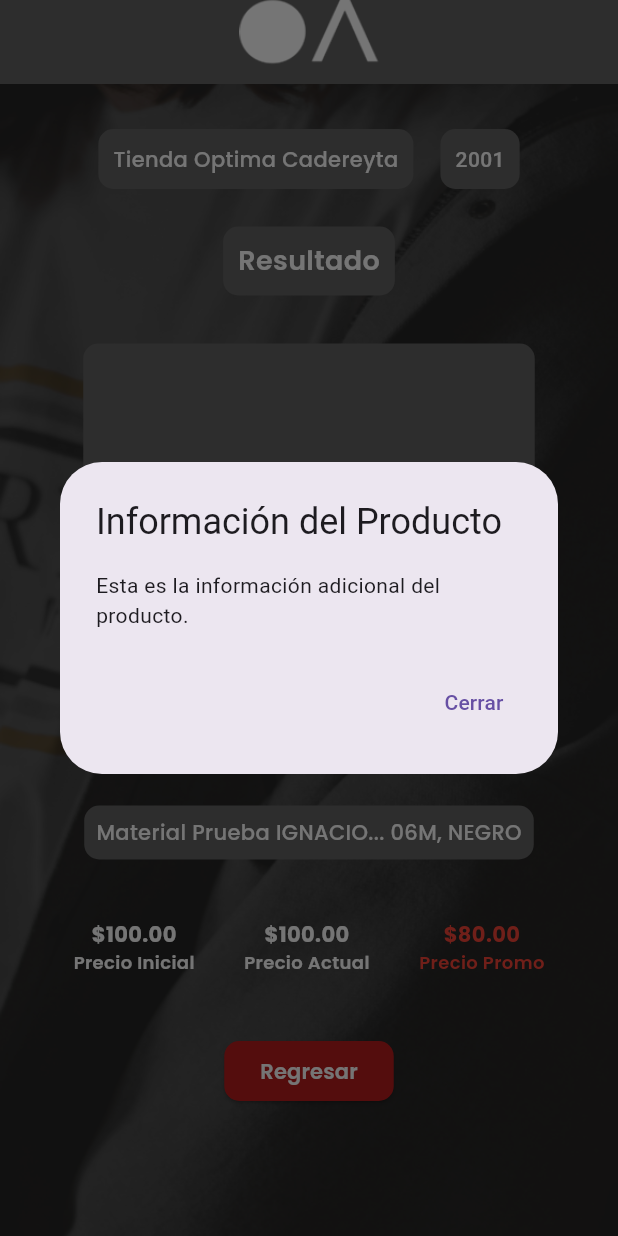
After one commit to joseortega-avante/optima, a Flutter app: the ResultScreen screen opened by its route, after a tap on the "info outline" icon, on a phone screen of 412 x 824 dp. The commit adds this screen. Run offline on Flutter 3.47's test engine with Material 3 defaults, Android fonts, the phone set to English and light mode, and no system bars; our stand-ins replace flutter_screenutil; missing offline and left inert: mobile_scanner; Roboto replaces fonts that are missing (Poppinss).

Commit message:
Added Result Page
New Result Page and more functionalities.

```diff
--- a/lib/main.dart
+++ b/lib/main.dart
@@ -1,6 +1,8 @@
 import 'package:flutter/material.dart';
+import 'package:optima/result_screen.dart';
 import 'welcome_screen.dart';
 import 'dart:io';
+import 'package:flutter_screenutil/flutter_screenutil.dart';
 
 class MyHttpOverrides extends HttpOverrides {
   @override
@@ -20,11 +22,16 @@ class MyApp extends StatelessWidget {
 
   @override
   Widget build(BuildContext context) {
+    return ScreenUtilInit(
+      designSize: const Size(393, 835), // Tamaño base del diseño
+      minTextAdapt: true, // Escala automáticamente el tamaño de texto
+      builder: (context, child) {
         return MaterialApp(
           title: 'Mi Aplicación',
           initialRoute: '/',
           routes: {
             '/': (context) => const WelcomeScreen(),
+            '/result': (context) => const ResultScreen(barcodeValue: ''),
           },
           onUnknownRoute: (settings) {
             return MaterialPageRoute(
@@ -52,5 +59,7 @@ class MyApp extends StatelessWidget {
             );
           },
         );
+      },
+    );
   }
 }
--- a/lib/main_screen.dart
+++ b/lib/main_screen.dart
@@ -1,3 +1,4 @@
+import 'result_screen.dart';
 import 'package:flutter/material.dart';
 import 'package:mobile_scanner/mobile_scanner.dart';
 
@@ -39,8 +40,13 @@ class MainScreenState extends State<MainScreen> {
               if (barcodes.isNotEmpty) {
                 final String code = barcodes.first.rawValue ?? 'Código no detectado';
                 Navigator.pop(context); // Cierra el escáner después de detectar un código
-                ScaffoldMessenger.of(context).showSnackBar(
-                  SnackBar(content: Text('Código escaneado: $code')),
+                Navigator.push(
+                  context,
+                  MaterialPageRoute(
+                    builder: (context) => ResultScreen(
+                       barcodeValue: code,
+                    ),
+                  ),
                 );
               }
             },
@@ -79,10 +85,15 @@ class MainScreenState extends State<MainScreen> {
             ),
             TextButton(
               onPressed: () {
-                setState(() {
-                  codigoIngresado = codigoController.text;
-                });
                 Navigator.of(context).pop(); // Cerrar el diálogo
+                Navigator.push(
+                  context,
+                  MaterialPageRoute(
+                    builder: (context) => const ResultScreen(
+                       barcodeValue: '',
+                    ),
+                  ),
+                );
               },
               child: const Text('Aceptar'),
             ),
@@ -206,7 +217,7 @@ class MainScreenState extends State<MainScreen> {
                   padding: const EdgeInsets.only(bottom: 40),
                   child: IconButton(
                     onPressed: () {
-                      // Acción para cerrar sesión
+                      //Logica
                     },
                     icon: const Icon(
                       Icons.logout,
--- /dev/null
+++ b/lib/result_screen.dart
@@ -0,0 +1,302 @@
+import 'package:flutter/material.dart';
+
+class ResultScreen extends StatefulWidget {
+  final String barcodeValue;
+
+  const ResultScreen({super.key, required this.barcodeValue});
+
+  @override
+  ResultScreenState createState() => ResultScreenState();
+}
+
+class ResultScreenState extends State<ResultScreen> {
+  @override
+  Widget build(BuildContext context) {
+    return Scaffold(
+      appBar: AppBar(
+        backgroundColor: Colors.grey.shade700,
+        centerTitle: true,
+        automaticallyImplyLeading: false,
+        title: Padding(
+          padding: const EdgeInsets.only(bottom: 15),
+          child: Image.asset(
+            'assets/images/logo_content.png',
+            height: 45,
+          ),
+        ),
+      ),
+      body: Stack(
+        children: [
+          // Imagen de fondo
+          Image.asset(
+            'assets/images/background.png',
+            width: double.infinity,
+            height: double.infinity,
+            fit: BoxFit.cover,
+          ),
+          // Contenido de la pantalla
+          Column(
+            children: [
+              // Fila con 'Tienda Optima Cadereyta' y '2001'
+              Padding(
+                padding: const EdgeInsets.only(top: 30),
+                child: Row(
+                  mainAxisAlignment: MainAxisAlignment.center,
+                  children: [
+                    Container(
+                      padding: const EdgeInsets.all(10),
+                      decoration: BoxDecoration(
+                        color: Colors.grey.shade700,
+                        borderRadius: BorderRadius.circular(10)
+                      ),
+                      child: const Text(
+                        'Tienda Optima Cadereyta',
+                        style: TextStyle(
+                          color: Colors.white,
+                          fontFamily: 'Poppins',
+                          fontWeight: FontWeight.w500,
+                          fontSize: 14,
+                        ),
+                      ),
+                    ),
+                    const SizedBox(width: 8.0),
+                    Container(
+                      margin: const EdgeInsets.only(left: 10),
+                      padding: const EdgeInsets.all(10),
+                      decoration: BoxDecoration(
+                        color: Colors.grey.shade700,
+                        borderRadius: BorderRadius.circular(10)
+                      ),
+                      child: const Text(
+                        '2001',
+                        style: TextStyle(
+                          color: Colors.white,
+                          fontFamily: 'Poppinss',
+                          fontWeight: FontWeight.w500,
+                          fontSize: 14,
+                        ),
+                      ),
+                    ),
+                  ],
+                ),
+              ),
+              // Fila con 'Resultado'
+              Padding(
+                padding: const EdgeInsets.only(top: 20, bottom: 16.0),
+                child: Container (
+                  margin: const EdgeInsets.only(top: 5),
+                  padding: const EdgeInsets.all(10),
+                  decoration: BoxDecoration(
+                    color: Colors.grey.shade700,
+                    borderRadius: BorderRadius.circular(10)
+                  ),
+                  child: const Text(
+                    'Resultado',
+                    style: TextStyle(
+                      color: Colors.white,
+                      fontFamily: 'Poppins',
+                      fontWeight: FontWeight.w600,
+                      fontSize: 18,
+                    ),
+                  ),
+                  ),
+              ),
+              // Resto del contenido
+              Expanded(
+                child: Padding(
+                  padding: const EdgeInsets.all(16.0),
+                  child: Column(
+                    crossAxisAlignment: CrossAxisAlignment.center,
+                    children: [
+                      Container(
+                        width: 301,
+                        height: 248,
+                        decoration: BoxDecoration(
+                          color: Colors.grey.shade700,
+                          borderRadius: BorderRadius.circular(10)
+                        ),
+                        child: Stack(
+                          children: [
+                            // Texto centrado dentro del contenedor
+                            Center(
+                              child: Text(
+                                'HOLA',
+                                style: TextStyle(
+                                  color: Colors.grey.shade700,
+                                ),
+                              ),
+                            ),
+                            // Ícono de información en la esquina inferior derecha
+                            Positioned(
+                              bottom: 10,
+                              right: 10,
+                              child: GestureDetector(
+                                onTap: () {
+                                  showAdditionalInfo();
+                                },
+                                child: const Icon(
+                                  Icons.info_outline,
+                                  color: Colors.white, // Puedes cambiar el color si lo deseas
+                                ),
+                              ),
+                            ),
+                          ],
+                        ),
+                      ),
+                      const Padding(
+                        padding: EdgeInsets.all(20),
+                        child: Text(
+                          'UPC: 2050000000645',
+                          style: TextStyle(
+                            color: Colors.white,
+                            fontFamily: 'Poppins',
+                            fontWeight: FontWeight.bold,
+                          ),
+                        ),
+                      ),
+                      Container(
+                        padding: const EdgeInsets.all(8),
+                        margin: const EdgeInsets.only(top: 0, bottom: 20),
+                        decoration: BoxDecoration(
+                          color: Colors.grey.shade700,
+                          borderRadius: BorderRadius.circular(10)
+                        ),
+                        child: const Text(
+                          'Material Prueba IGNACIO... 06M, NEGRO',
+                          style: TextStyle(
+                            color: Colors.white,
+                            fontFamily: 'Poppins',
+                            fontWeight: FontWeight.w500
+                          ),
+                        ),
+                      ),
+                      const Padding(
+                        padding: EdgeInsets.only(top: 20),
+                        child: Row(
+                          mainAxisAlignment: MainAxisAlignment.spaceEvenly,
+                          children: [
+                            // Precio Inicial
+                            Column(
+                              children: [
+                                Text(
+                                  '\$100.00',
+                                  style: TextStyle(
+                                    color: Colors.white,
+                                    fontFamily: 'Poppins',
+                                    fontWeight: FontWeight.bold,
+                                  ),
+                                ),
+                                Text(
+                                  'Precio Inicial',
+                                  style: TextStyle(
+                                    color: Colors.white,
+                                    fontFamily: 'Poppins',
+                                    fontWeight: FontWeight.w600,
+                                    fontSize: 12
+                                  ),
+                                ),
+                              ],
+                            ),
+                            // Precio Actual
+                            Column(
+                              children: [
+                                Text(
+                                  '\$100.00',
+                                  style: TextStyle(
+                                    color: Colors.white,
+                                    fontFamily: 'Poppins',
+                                    fontWeight: FontWeight.bold,
+                                  ),
+                                ),
+                                Text(
+                                  'Precio Actual',
+                                  style: TextStyle(
+                                    color: Colors.white,
+                                    fontFamily: 'Poppins',
+                                    fontWeight: FontWeight.w600,
+                                    fontSize: 12
+                                  ),
+                                ),
+                              ],
+                            ),
+                            // Precio Promo
+                            Column(
+                              children: [
+                                Text(
+                                  '\$80.00',
+                                  style: TextStyle(
+                                    color: Colors.red,
+                                    fontFamily: 'Poppins',
+                                    fontWeight: FontWeight.bold
+                                  ),
+                                ),
+                                Text(
+                                  'Precio Promo',
+                                  style: TextStyle(
+                                    color: Colors.red,
+                                    fontFamily: 'Poppins',
+                                    fontWeight: FontWeight.w600,
+                                    fontSize: 12
+                                  ),
+                                ),
+                              ],
+                            ),
+                          ],
+                        ),
+                      ),
+                      Container(
+                        margin: const EdgeInsets.only(top: 40),
+                        child: ElevatedButton(
+                          style: ElevatedButton.styleFrom(
+                            backgroundColor: Colors.red.shade900,
+                            shape: RoundedRectangleBorder(
+                              borderRadius: BorderRadius.circular(10), // Radio de los bordes
+                            ),
+                          ),
+                          onPressed: () {
+                            // Navegar a la pantalla anterior
+                            Navigator.pop(context);
+                          },
+                          child: const Text(
+                            'Regresar',
+                            style: TextStyle(
+                              color: Colors.white,
+                              fontFamily: 'Poppins',
+                              fontWeight: FontWeight.w600
+                            ),
+                          ),
+                        ),
+                      ),
+                    ],
+                  ),
+                ),
+              ),
+            ],
+          ),
+        ],
+      ),
+    );
+  }
+
+  void showAdditionalInfo() {
+    // Aquí puedes agregar lógica para mostrar información adicional
+    // del producto cuando se hace clic en el icono de información
+    showDialog(
+      context: context,
+      builder: (context) {
+        return AlertDialog(
+          title: const Text('Información del Producto'),
+          content: const Text('Esta es la información adicional del producto.'),
+          actions: [
+            TextButton(
+              onPressed: () {
+                Navigator.of(context).pop();
+              },
+              child: const Text('Cerrar'),
+            ),
+          ],
+        );
+      },
+    );
+  }
+}
--- a/pubspec.yaml
+++ b/pubspec.yaml
@@ -38,6 +38,7 @@ dependencies:
   flutter_native_splash: ^2.4.2
   http: ^1.2.2
   mobile_scanner: ^6.0.2
+  flutter_screenutil: ^5.9.3
 
 dev_dependencies:
   flutter_test:
@@ -66,6 +67,7 @@ flutter:
     - assets/images/logo_splash.png
     - assets/images/background.png
     - assets/images/logo_content.png
+    - assets/images/product.png
     - assets/fonts/
   #   - images/a_dot_ham.jpeg
 
```
Also changed, not shown: assets/images/product.png (added), pubspec.lock. Lines whose indentation alone changed are shown as unchanged.
